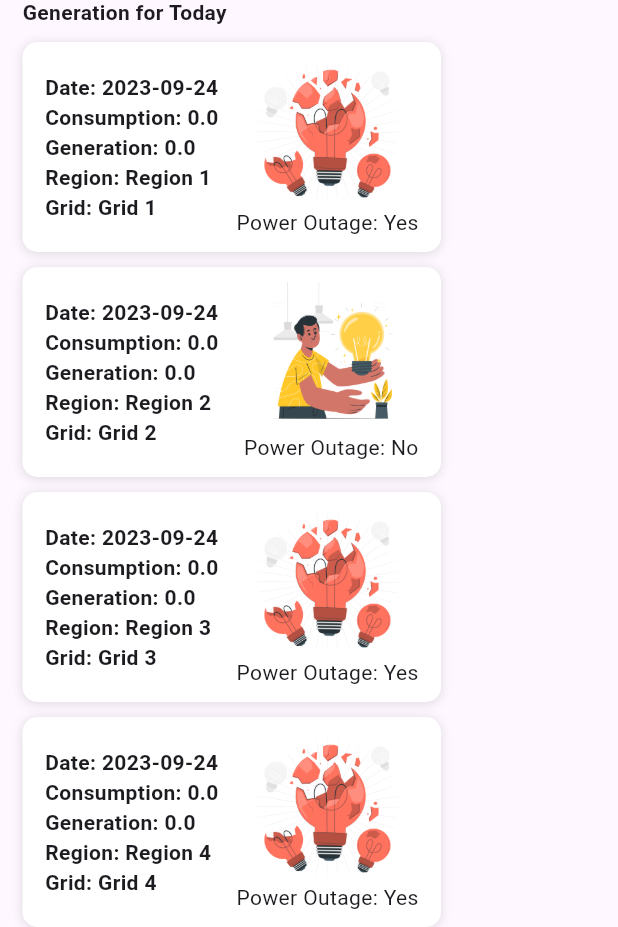
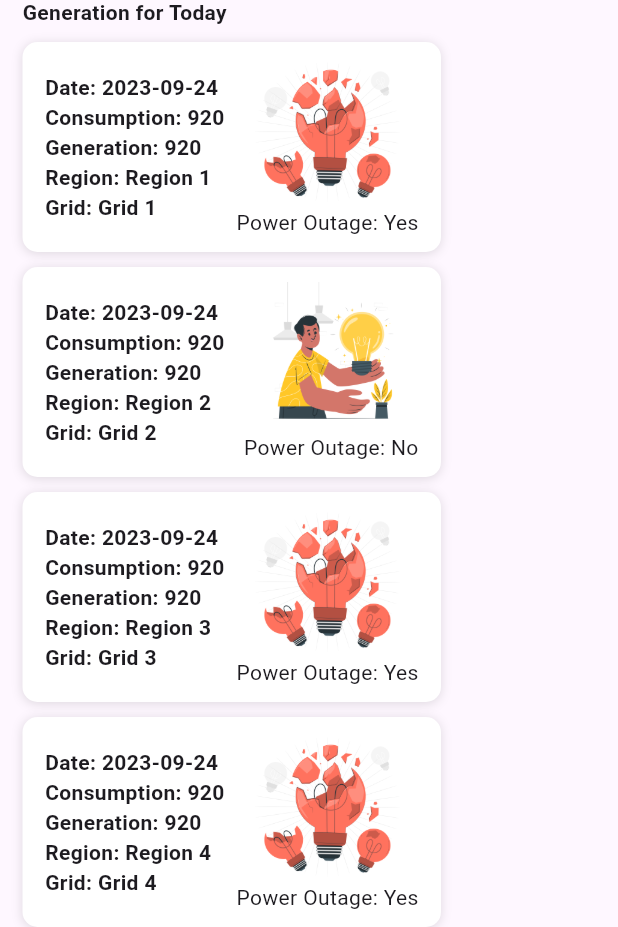
Before and after one commit to DevPrinceK/energia-ai, a Flutter app: the DesktopForecastContent widget shown alone on an empty page, opened directly, after a tap on the "close" icon, on a phone screen of 412 x 824 dp. Shown: the part 297-1224 px from the top of the screen. Run offline on Flutter 3.47's test engine with Material 2 defaults, Android fonts, the phone set to English and light mode, and no system bars; our stand-ins replace convex_bottom_bar, shared_preferences, syncfusion_flutter_charts; accounts and stored records are empty; network calls fail.

Commit message:
Update desktop_forecast_content.dart

```diff
--- a/energia_dashboard/lib/components/desktop/desktop_forecast_content.dart
+++ b/energia_dashboard/lib/components/desktop/desktop_forecast_content.dart
@@ -1,6 +1,6 @@
 import 'package:energia_dashboard/components/desktop/desktop_footer.dart';
-import 'package:energia_dashboard/network/endpoints.dart';
 import 'package:flutter/material.dart';
+import 'dart:math';
 
 class DesktopForecastContent extends StatefulWidget {
   const DesktopForecastContent({Key? key});
@@ -19,40 +19,40 @@ class _DesktopForecastContentState extends State<DesktopForecastContent> {
   List<Map<String, dynamic>> dailyForecastData = [
     {
       "date": "2023-09-24",
-      "consumption": 0.0,
-      "generation": 0.0,
+      "consumption": Random().nextInt(500) + 500,
+      "generation": Random().nextInt(500) + 500,
       "region": "Region 1",
       "grid": "Grid 1",
       "power_outage": "Yes"
     },
     {
       "date": "2023-09-24",
-      "consumption": 0.0,
-      "generation": 0.0,
+      "consumption": Random().nextInt(500) + 500,
+      "generation": Random().nextInt(500) + 500,
       "region": "Region 2",
       "grid": "Grid 2",
       "power_outage": "No"
     },
     {
       "date": "2023-09-24",
-      "consumption": 0.0,
-      "generation": 0.0,
+      "consumption": Random().nextInt(500) + 500,
+      "generation": Random().nextInt(500) + 500,
       "region": "Region 3",
       "grid": "Grid 3",
       "power_outage": "Yes"
     },
     {
       "date": "2023-09-24",
-      "consumption": 0.0,
-      "generation": 0.0,
+      "consumption": Random().nextInt(500) + 500,
+      "generation": Random().nextInt(500) + 500,
       "region": "Region 4",
       "grid": "Grid 4",
       "power_outage": "Yes"
     },
     {
       "date": "2023-09-24",
-      "consumption": 0.0,
-      "generation": 0.0,
+      "consumption": Random().nextInt(500) + 500,
+      "generation": Random().nextInt(500) + 500,
       "region": "Region 5",
       "grid": "Grid 5",
       "power_outage": "No"
@@ -63,200 +63,200 @@ class _DesktopForecastContentState extends State<DesktopForecastContent> {
   List<Map<String, dynamic>> thisWeekForecastData = [
     {
       "date": "2023-09-24",
-      "consumption": 0.0,
-      "generation": 0.0,
+      "consumption": Random().nextInt(500) + 500,
+      "generation": Random().nextInt(500) + 500,
       "region": "Region 1",
       "grid": "Grid 1",
       "power_outage": "Yes"
     },
     {
       "date": "2023-09-24",
-      "consumption": 0.0,
-      "generation": 0.0,
+      "consumption": Random().nextInt(500) + 500,
+      "generation": Random().nextInt(500) + 500,
       "region": "Region 2",
       "grid": "Grid 2",
       "power_outage": "No"
     },
     {
       "date": "2023-09-24",
-      "consumption": 0.0,
-      "generation": 0.0,
+      "consumption": Random().nextInt(500) + 500,
+      "generation": Random().nextInt(500) + 500,
       "region": "Region 3",
       "grid": "Grid 3",
       "power_outage": "Yes"
     },
     {
       "date": "2023-09-24",
-      "consumption": 0.0,
-      "generation": 0.0,
+      "consumption": Random().nextInt(500) + 500,
+      "generation": Random().nextInt(500) + 500,
       "region": "Region 4",
       "grid": "Grid 4",
       "power_outage": "Yes"
     },
     {
       "date": "2023-09-24",
-      "consumption": 0.0,
-      "generation": 0.0,
+      "consumption": Random().nextInt(500) + 500,
+      "generation": Random().nextInt(500) + 500,
       "region": "Region 5",
       "grid": "Grid 5",
       "power_outage": "No"
     },
     {
       "date": "2023-09-25",
-      "consumption": 0.0,
-      "generation": 0.0,
+      "consumption": Random().nextInt(500) + 500,
+      "generation": Random().nextInt(500) + 500,
       "region": "Region 1",
       "grid": "Grid 1",
       "power_outage": "Yes"
     },
     {
       "date": "2023-09-25",
-      "consumption": 0.0,
-      "generation": 0.0,
+      "consumption": Random().nextInt(500) + 500,
+      "generation": Random().nextInt(500) + 500,
       "region": "Region 2",
       "grid": "Grid 2",
       "power_outage": "No"
     },
     {
       "date": "2023-09-25",
-      "consumption": 0.0,
-      "generation": 0.0,
+      "consumption": Random().nextInt(500) + 500,
+      "generation": Random().nextInt(500) + 500,
       "region": "Region 3",
       "grid": "Grid 3",
       "power_outage": "Yes"
     },
     {
       "date": "2023-09-25",
-      "consumption": 0.0,
-      "generation": 0.0,
+      "consumption": Random().nextInt(500) + 500,
+      "generation": Random().nextInt(500) + 500,
       "region": "Region 4",
       "grid": "Grid 4",
       "power_outage": "Yes"
     },
     {
       "date": "2023-09-25",
-      "consumption": 0.0,
-      "generation": 0.0,
+      "consumption": Random().nextInt(500) + 500,
+      "generation": Random().nextInt(500) + 500,
       "region": "Region 5",
       "grid": "Grid 5",
       "power_outage": "No"
     },
     {
       "date": "2023-09-26",
-      "consumption": 0.0,
-      "generation": 0.0,
+      "consumption": Random().nextInt(500) + 500,
+      "generation": Random().nextInt(500) + 500,
       "region": "Region 1",
       "grid": "Grid 1",
       "power_outage": "Yes"
     },
     {
       "date": "2023-09-26",
-      "consumption": 0.0,
-      "generation": 0.0,
+      "consumption": Random().nextInt(500) + 500,
+      "generation": Random().nextInt(500) + 500,
       "region": "Region 2",
       "grid": "Grid 2",
       "power_outage": "No"
     },
     {
       "date": "2023-09-26",
-      "consumption": 0.0,
-      "generation": 0.0,
+      "consumption": Random().nextInt(500) + 500,
+      "generation": Random().nextInt(500) + 500,
       "region": "Region 3",
       "grid": "Grid 3",
       "power_outage": "Yes"
     },
     {
       "date": "2023-09-26",
-      "consumption": 0.0,
-      "generation": 0.0,
+      "consumption": Random().nextInt(500) + 500,
+      "generation": Random().nextInt(500) + 500,
       "region": "Region 4",
       "grid": "Grid 4",
       "power_outage": "Yes"
     },
     {
       "date": "2023-09-26",
-      "consumption": 0.0,
-      "generation": 0.0,
+      "consumption": Random().nextInt(500) + 500,
+      "generation": Random().nextInt(500) + 500,
       "region": "Region 5",
       "grid": "Grid 5",
       "power_outage": "No"
     },
     {
       "date": "2023-09-27",
-      "consumption": 0.0,
-      "generation": 0.0,
+      "consumption": Random().nextInt(500) + 500,
+      "generation": Random().nextInt(500) + 500,
       "region": "Region 1",
       "grid": "Grid 1",
       "power_outage": "Yes"
     },
     {
       "date": "2023-09-27",
-      "consumption": 0.0,
-      "generation": 0.0,
+      "consumption": Random().nextInt(500) + 500,
+      "generation": Random().nextInt(500) + 500,
       "region": "Region 2",
       "grid": "Grid 2",
       "power_outage": "No"
     },
     {
       "date": "2023-09-27",
-      "consumption": 0.0,
-      "generation": 0.0,
+      "consumption": Random().nextInt(500) + 500,
+      "generation": Random().nextInt(500) + 500,
       "region": "Region 3",
       "grid": "Grid 3",
       "power_outage": "Yes"
     },
     {
       "date": "2023-09-27",
-      "consumption": 0.0,
-      "generation": 0.0,
+      "consumption": Random().nextInt(500) + 500,
+      "generation": Random().nextInt(500) + 500,
       "region": "Region 4",
       "grid": "Grid 4",
       "power_outage": "Yes"
     },
     {
       "date": "2023-09-27",
-      "consumption": 0.0,
-      "generation": 0.0,
+      "consumption": Random().nextInt(500) + 500,
+      "generation": Random().nextInt(500) + 500,
       "region": "Region 5",
       "grid": "Grid 5",
       "power_outage": "No"
     },
     {
       "date": "2023-09-28",
-      "consumption": 0.0,
-      "generation": 0.0,
+      "consumption": Random().nextInt(500) + 500,
+      "generation": Random().nextInt(500) + 500,
       "region": "Region 1",
       "grid": "Grid 1",
       "power_outage": "Yes"
     },
     {
       "date": "2023-09-28",
-      "consumption": 0.0,
-      "generation": 0.0,
+      "consumption": Random().nextInt(500) + 500,
+      "generation": Random().nextInt(500) + 500,
       "region": "Region 2",
       "grid": "Grid 2",
       "power_outage": "No"
     },
     {
       "date": "2023-09-28",
-      "consumption": 0.0,
-      "generation": 0.0,
+      "consumption": Random().nextInt(500) + 500,
+      "generation": Random().nextInt(500) + 500,
       "region": "Region 3",
       "grid": "Grid 3",
       "power_outage": "Yes"
     },
     {
       "date": "2023-09-28",
-      "consumption": 0.0,
-      "generation": 0.0,
+      "consumption": Random().nextInt(500) + 500,
+      "generation": Random().nextInt(500) + 500,
       "region": "Region 4",
       "grid": "Grid 4",
       "power_outage": "Yes"
     },
     {
       "date": "2023-09-28",
-      "consumption": 0.0,
-      "generation": 0.0,
+      "consumption": Random().nextInt(500) + 500,
+      "generation": Random().nextInt(500) + 500,
       "region": "Region 5",
       "grid": "Grid 5",
       "power_outage": "No"
@@ -267,400 +267,400 @@ class _DesktopForecastContentState extends State<DesktopForecastContent> {
   List<Map<String, dynamic>> thisMonthForecastData = [
     {
       "date": "2023-09-24",
-      "consumption": 0.0,
-      "generation": 0.0,
+      "consumption": Random().nextInt(500) + 500,
+      "generation": Random().nextInt(500) + 500,
       "region": "Region 1",
       "grid": "Grid 1",
       "power_outage": "Yes"
     },
     {
       "date": "2023-09-24",
-      "consumption": 0.0,
-      "generation": 0.0,
+      "consumption": Random().nextInt(500) + 500,
+      "generation": Random().nextInt(500) + 500,
       "region": "Region 2",
       "grid": "Grid 2",
       "power_outage": "No"
     },
     {
       "date": "2023-09-24",
-      "consumption": 0.0,
-      "generation": 0.0,
+      "consumption": Random().nextInt(500) + 500,
+      "generation": Random().nextInt(500) + 500,
       "region": "Region 3",
       "grid": "Grid 3",
       "power_outage": "Yes"
     },
     {
       "date": "2023-09-24",
-      "consumption": 0.0,
-      "generation": 0.0,
+      "consumption": Random().nextInt(500) + 500,
+      "generation": Random().nextInt(500) + 500,
       "region": "Region 4",
       "grid": "Grid 4",
       "power_outage": "Yes"
     },
     {
       "date": "2023-09-24",
-      "consumption": 0.0,
-      "generation": 0.0,
+      "consumption": Random().nextInt(500) + 500,
+      "generation": Random().nextInt(500) + 500,
       "region": "Region 5",
       "grid": "Grid 5",
       "power_outage": "No"
     },
     {
       "date": "2023-09-25",
-      "consumption": 0.0,
-      "generation": 0.0,
+      "consumption": Random().nextInt(500) + 500,
+      "generation": Random().nextInt(500) + 500,
       "region": "Region 1",
       "grid": "Grid 1",
       "power_outage": "Yes"
     },
     {
       "date": "2023-09-25",
-      "consumption": 0.0,
-      "generation": 0.0,
+      "consumption": Random().nextInt(500) + 500,
+      "generation": Random().nextInt(500) + 500,
       "region": "Region 2",
       "grid": "Grid 2",
       "power_outage": "No"
     },
     {
       "date": "2023-09-25",
-      "consumption": 0.0,
-      "generation": 0.0,
+      "consumption": Random().nextInt(500) + 500,
+      "generation": Random().nextInt(500) + 500,
       "region": "Region 3",
       "grid": "Grid 3",
       "power_outage": "Yes"
     },
     {
       "date": "2023-09-25",
-      "consumption": 0.0,
-      "generation": 0.0,
+      "consumption": Random().nextInt(500) + 500,
+      "generation": Random().nextInt(500) + 500,
       "region": "Region 4",
       "grid": "Grid 4",
       "power_outage": "Yes"
     },
     {
       "date": "2023-09-25",
-      "consumption": 0.0,
-      "generation": 0.0,
+      "consumption": Random().nextInt(500) + 500,
+      "generation": Random().nextInt(500) + 500,
       "region": "Region 5",
       "grid": "Grid 5",
       "power_outage": "No"
     },
     {
       "date": "2023-09-26",
-      "consumption": 0.0,
-      "generation": 0.0,
+      "consumption": Random().nextInt(500) + 500,
+      "generation": Random().nextInt(500) + 500,
       "region": "Region 1",
       "grid": "Grid 1",
       "power_outage": "Yes"
     },
     {
       "date": "2023-09-26",
-      "consumption": 0.0,
-      "generation": 0.0,
+      "consumption": Random().nextInt(500) + 500,
+      "generation": Random().nextInt(500) + 500,
       "region": "Region 2",
       "grid": "Grid 2",
       "power_outage": "No"
     },
     {
       "date": "2023-09-26",
-      "consumption": 0.0,
-      "generation": 0.0,
+      "consumption": Random().nextInt(500) + 500,
+      "generation": Random().nextInt(500) + 500,
       "region": "Region 3",
       "grid": "Grid 3",
       "power_outage": "Yes"
     },
     {
       "date": "2023-09-26",
-      "consumption": 0.0,
-      "generation": 0.0,
+      "consumption": Random().nextInt(500) + 500,
+      "generation": Random().nextInt(500) + 500,
       "region": "Region 4",
       "grid": "Grid 4",
       "power_outage": "Yes"
     },
     {
       "date": "2023-09-26",
-      "consumption": 0.0,
-      "generation": 0.0,
+      "consumption": Random().nextInt(500) + 500,
+      "generation": Random().nextInt(500) + 500,
       "region": "Region 5",
       "grid": "Grid 5",
       "power_outage": "No"
     },
     {
       "date": "2023-09-27",
-      "consumption": 0.0,
-      "generation": 0.0,
+      "consumption": Random().nextInt(500) + 500,
+      "generation": Random().nextInt(500) + 500,
       "region": "Region 1",
       "grid": "Grid 1",
       "power_outage": "Yes"
     },
     {
       "date": "2023-09-27",
-      "consumption": 0.0,
-      "generation": 0.0,
+      "consumption": Random().nextInt(500) + 500,
+      "generation": Random().nextInt(500) + 500,
       "region": "Region 2",
       "grid": "Grid 2",
       "power_outage": "No"
     },
     {
       "date": "2023-09-27",
-      "consumption": 0.0,
-      "generation": 0.0,
+      "consumption": Random().nextInt(500) + 500,
+      "generation": Random().nextInt(500) + 500,
       "region": "Region 3",
       "grid": "Grid 3",
       "power_outage": "Yes"
     },
     {
       "date": "2023-09-27",
-      "consumption": 0.0,
-      "generation": 0.0,
+      "consumption": Random().nextInt(500) + 500,
+      "generation": Random().nextInt(500) + 500,
       "region": "Region 4",
       "grid": "Grid 4",
       "power_outage": "Yes"
     },
     {
       "date": "2023-09-27",
-      "consumption": 0.0,
-      "generation": 0.0,
+      "consumption": Random().nextInt(500) + 500,
+      "generation": Random().nextInt(500) + 500,
       "region": "Region 5",
       "grid": "Grid 5",
       "power_outage": "No"
     },
     {
       "date": "2023-09-28",
-      "consumption": 0.0,
-      "generation": 0.0,
+      "consumption": Random().nextInt(500) + 500,
+      "generation": Random().nextInt(500) + 500,
       "region": "Region 1",
       "grid": "Grid 1",
       "power_outage": "Yes"
     },
     {
       "date": "2023-09-28",
-      "consumption": 0.0,
-      "generation": 0.0,
+      "consumption": Random().nextInt(500) + 500,
+      "generation": Random().nextInt(500) + 500,
       "region": "Region 2",
       "grid": "Grid 2",
       "power_outage": "No"
     },
     {
       "date": "2023-09-28",
-      "consumption": 0.0,
-      "generation": 0.0,
+      "consumption": Random().nextInt(500) + 500,
+      "generation": Random().nextInt(500) + 500,
       "region": "Region 3",
       "grid": "Grid 3",
       "power_outage": "Yes"
     },
     {
       "date": "2023-09-28",
-      "consumption": 0.0,
-      "generation": 0.0,
+      "consumption": Random().nextInt(500) + 500,
+      "generation": Random().nextInt(500) + 500,
       "region": "Region 4",
       "grid": "Grid 4",
       "power_outage": "Yes"
     },
     {
       "date": "2023-09-28",
-      "consumption": 0.0,
-      "generation": 0.0,
+      "consumption": Random().nextInt(500) + 500,
+      "generation": Random().nextInt(500) + 500,
       "region": "Region 5",
       "grid": "Grid 5",
       "power_outage": "No"
     },
     {
       "date": "2023-09-24",
-      "consumption": 0.0,
-      "generation": 0.0,
+      "consumption": Random().nextInt(500) + 500,
+      "generation": Random().nextInt(500) + 500,
       "region": "Region 1",
       "grid": "Grid 1",
       "power_outage": "Yes"
     },
     {
       "date": "2023-09-24",
-      "consumption": 0.0,
-      "generation": 0.0,
+      "consumption": Random().nextInt(500) + 500,
+      "generation": Random().nextInt(500) + 500,
       "region": "Region 2",
       "grid": "Grid 2",
       "power_outage": "No"
     },
     {
       "date": "2023-09-24",
-      "consumption": 0.0,
-      "generation": 0.0,
+      "consumption": Random().nextInt(500) + 500,
+      "generation": Random().nextInt(500) + 500,
       "region": "Region 3",
       "grid": "Grid 3",
       "power_outage": "Yes"
     },
     {
       "date": "2023-09-24",
-      "consumption": 0.0,
-      "generation": 0.0,
+      "consumption": Random().nextInt(500) + 500,
+      "generation": Random().nextInt(500) + 500,
       "region": "Region 4",
       "grid": "Grid 4",
       "power_outage": "Yes"
     },
     {
       "date": "2023-09-24",
-      "consumption": 0.0,
-      "generation": 0.0,
+      "consumption": Random().nextInt(500) + 500,
+      "generation": Random().nextInt(500) + 500,
       "region": "Region 5",
       "grid": "Grid 5",
       "power_outage": "No"
     },
     {
       "date": "2023-09-25",
-      "consumption": 0.0,
-      "generation": 0.0,
+      "consumption": Random().nextInt(500) + 500,
+      "generation": Random().nextInt(500) + 500,
       "region": "Region 1",
       "grid": "Grid 1",
       "power_outage": "Yes"
     },
     {
       "date": "2023-09-25",
-      "consumption": 0.0,
-      "generation": 0.0,
+      "consumption": Random().nextInt(500) + 500,
+      "generation": Random().nextInt(500) + 500,
       "region": "Region 2",
       "grid": "Grid 2",
       "power_outage": "No"
     },
     {
       "date": "2023-09-25",
-      "consumption": 0.0,
-      "generation": 0.0,
+      "consumption": Random().nextInt(500) + 500,
+      "generation": Random().nextInt(500) + 500,
       "region": "Region 3",
       "grid": "Grid 3",
       "power_outage": "Yes"
     },
     {
       "date": "2023-09-25",
-      "consumption": 0.0,
-      "generation": 0.0,
+      "consumption": Random().nextInt(500) + 500,
+      "generation": Random().nextInt(500) + 500,
       "region": "Region 4",
       "grid": "Grid 4",
       "power_outage": "Yes"
     },
     {
       "date": "2023-09-25",
-      "consumption": 0.0,
-      "generation": 0.0,
+      "consumption": Random().nextInt(500) + 500,
+      "generation": Random().nextInt(500) + 500,
       "region": "Region 5",
       "grid": "Grid 5",
       "power_outage": "No"
     },
     {
       "date": "2023-09-26",
-      "consumption": 0.0,
-      "generation": 0.0,
+      "consumption": Random().nextInt(500) + 500,
+      "generation": Random().nextInt(500) + 500,
       "region": "Region 1",
       "grid": "Grid 1",
       "power_outage": "Yes"
     },
     {
       "date": "2023-09-26",
-      "consumption": 0.0,
-      "generation": 0.0,
+      "consumption": Random().nextInt(500) + 500,
+      "generation": Random().nextInt(500) + 500,
       "region": "Region 2",
       "grid": "Grid 2",
       "power_outage": "No"
     },
     {
       "date": "2023-09-26",
-      "consumption": 0.0,
-      "generation": 0.0,
+      "consumption": Random().nextInt(500) + 500,
+      "generation": Random().nextInt(500) + 500,
       "region": "Region 3",
       "grid": "Grid 3",
       "power_outage": "Yes"
     },
     {
       "date": "2023-09-26",
-      "consumption": 0.0,
-      "generation": 0.0,
+      "consumption": Random().nextInt(500) + 500,
+      "generation": Random().nextInt(500) + 500,
       "region": "Region 4",
       "grid": "Grid 4",
       "power_outage": "Yes"
     },
     {
       "date": "2023-09-26",
-      "consumption": 0.0,
-      "generation": 0.0,
+      "consumption": Random().nextInt(500) + 500,
+      "generation": Random().nextInt(500) + 500,
       "region": "Region 5",
       "grid": "Grid 5",
       "power_outage": "No"
     },
     {
       "date": "2023-09-27",
-      "consumption": 0.0,
-      "generation": 0.0,
+      "consumption": Random().nextInt(500) + 500,
+      "generation": Random().nextInt(500) + 500,
       "region": "Region 1",
       "grid": "Grid 1",
       "power_outage": "Yes"
     },
     {
       "date": "2023-09-27",
-      "consumption": 0.0,
-      "generation": 0.0,
+      "consumption": Random().nextInt(500) + 500,
+      "generation": Random().nextInt(500) + 500,
       "region": "Region 2",
       "grid": "Grid 2",
       "power_outage": "No"
     },
     {
       "date": "2023-09-27",
-      "consumption": 0.0,
-      "generation": 0.0,
+      "consumption": Random().nextInt(500) + 500,
+      "generation": Random().nextInt(500) + 500,
       "region": "Region 3",
       "grid": "Grid 3",
       "power_outage": "Yes"
     },
     {
       "date": "2023-09-27",
-      "consumption": 0.0,
-      "generation": 0.0,
+      "consumption": Random().nextInt(500) + 500,
+      "generation": Random().nextInt(500) + 500,
       "region": "Region 4",
       "grid": "Grid 4",
       "power_outage": "Yes"
     },
     {
       "date": "2023-09-27",
-      "consumption": 0.0,
-      "generation": 0.0,
+      "consumption": Random().nextInt(500) + 500,
+      "generation": Random().nextInt(500) + 500,
       "region": "Region 5",
       "grid": "Grid 5",
       "power_outage": "No"
     },
     {
       "date": "2023-09-28",
-      "consumption": 0.0,
-      "generation": 0.0,
+      "consumption": Random().nextInt(500) + 500,
+      "generation": Random().nextInt(500) + 500,
       "region": "Region 1",
       "grid": "Grid 1",
       "power_outage": "Yes"
     },
     {
       "date": "2023-09-28",
-      "consumption": 0.0,
-      "generation": 0.0,
+      "consumption": Random().nextInt(500) + 500,
+      "generation": Random().nextInt(500) + 500,
       "region": "Region 2",
       "grid": "Grid 2",
       "power_outage": "No"
     },
     {
       "date": "2023-09-28",
-      "consumption": 0.0,
-      "generation": 0.0,
+      "consumption": Random().nextInt(500) + 500,
+      "generation": Random().nextInt(500) + 500,
       "region": "Region 3",
       "grid": "Grid 3",
       "power_outage": "Yes"
     },
     {
       "date": "2023-09-28",
-      "consumption": 0.0,
-      "generation": 0.0,
+      "consumption": Random().nextInt(500) + 500,
+      "generation": Random().nextInt(500) + 500,
       "region": "Region 4",
       "grid": "Grid 4",
       "power_outage": "Yes"
     },
     {
       "date": "2023-09-28",
-      "consumption": 0.0,
-      "generation": 0.0,
+      "consumption": Random().nextInt(500) + 500,
+      "generation": Random().nextInt(500) + 500,
       "region": "Region 5",
       "grid": "Grid 5",
       "power_outage": "No"
@@ -882,7 +882,7 @@ class _DesktopForecastContentState extends State<DesktopForecastContent> {
                                     ),
                                     Center(
                                       child: Text(
-                                        "Analyzing...",
+                                        "Forecasting...",
                                       ),
                                     ),
                                   ],
@@ -932,7 +932,7 @@ class _DesktopForecastContentState extends State<DesktopForecastContent> {
                                     ),
                                     Center(
                                       child: Text(
-                                        "Analyzing...",
+                                        "Forecasting...",
                                       ),
                                     ),
                                   ],
```
